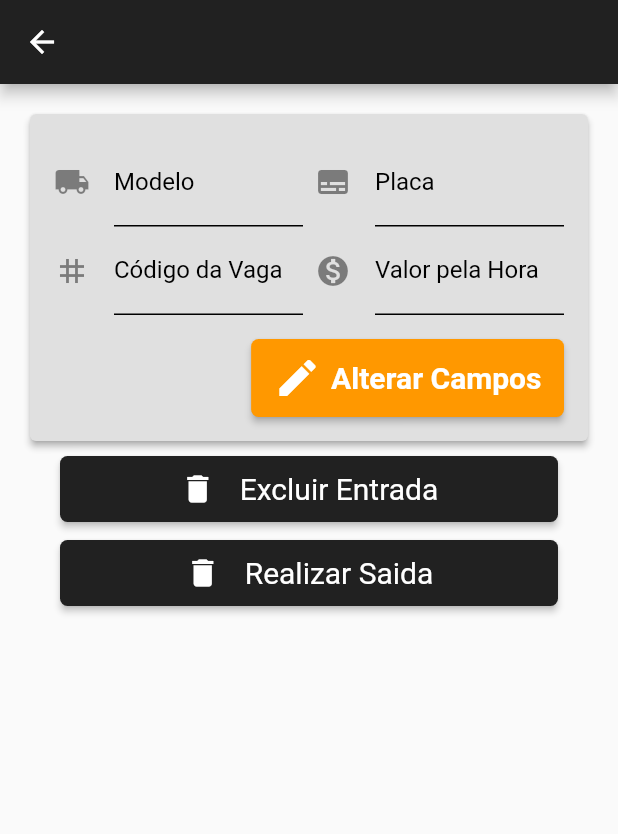
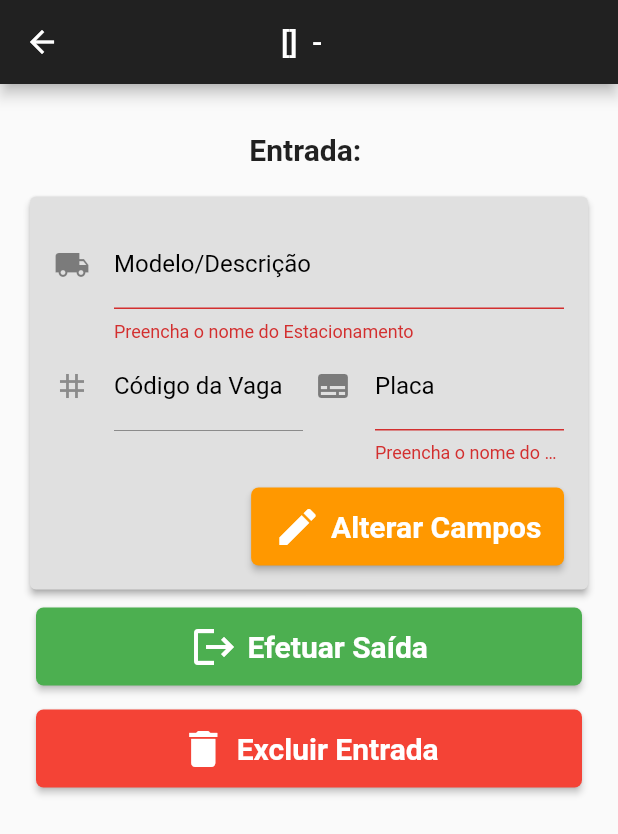
Before and after one commit to HlfDev/flutter-rarolabs-parking, a Flutter app: the EntryDetailPage screen opened directly with empty values, after a tap on "Alterar Campos", on a phone screen of 412 x 824 dp. Shown: the top 834 px of the screen. Run offline on Flutter 3.47's test engine with Material 2 defaults, Android fonts, the phone set to English and light mode, and no system bars; our stand-ins replace google_fonts; network calls fail.

Commit message:
version 0.0.7

```diff
--- a/lib/app/pages/entry/widgets/form/entry_form_widget.dart
+++ b/lib/app/pages/entry/widgets/form/entry_form_widget.dart
@@ -11,7 +11,6 @@
 }
 
 class _EntryFormWidgetState extends State<EntryFormWidget> {
-
   static String _id = 'id';
   static String _model = 'model';
   static String _plate = 'plate';
@@ -24,7 +23,6 @@
   static String _validatorLotCode = 'Selecione uma Vaga';
 
   static String _emptyText = '';
-
 
   final Map<String, dynamic> _formData = {};
   final _formKey = GlobalKey<FormState>();
@@ -186,7 +184,7 @@
                             fontWeight: FontWeight.bold,
                           )),
                       label: Text(
-                        'Realizar Entrada',
+                        'Efetuar Entrada',
                         textAlign: TextAlign.center,
                         style: TextStyle(
                           color: Colors.white,
--- a/lib/app/pages/entry_detail/entry_detail_page.dart
+++ b/lib/app/pages/entry_detail/entry_detail_page.dart
@@ -13,7 +13,8 @@
         ModalRoute.of(context)!.settings.arguments as ParkingLotModel;
     return Scaffold(
         appBar: AppBar(
-          title: Text('${parkingModel.model}'),
+          title: Text(
+              '[${parkingModel.lotCode}] ${parkingModel.model} - ${parkingModel.plate} '),
           centerTitle: true,
         ),
         body: Padding(
@@ -22,76 +23,88 @@
             children: [
               Column(
                 children: [
+                  SizedBox(height: 16),
+                  Text('Entrada: ${parkingModel.entryDate}',
+                      style: TextStyle(
+                        fontSize: 20,
+                        fontWeight: FontWeight.bold,
+                      )),
+                  SizedBox(height: 16),
                   EntryDetailFormWidget(),
-                  Padding(
-                    padding: const EdgeInsets.symmetric(
-                        horizontal: 24.0, vertical: 4.0),
-                    child: ElevatedButton(
+                  Row(
+                    children: [
+                      Expanded(
+                        child: Padding(
+                          padding: const EdgeInsets.all(8.0),
+                          child: ElevatedButton.icon(
+                            onPressed: () {},
+                            style: ElevatedButton.styleFrom(
+                                primary: Colors.green,
+                                shape: RoundedRectangleBorder(
+                                  borderRadius: BorderRadius.circular(5.0),
+                                ),
+                                padding: EdgeInsets.symmetric(
+                                    horizontal: 15, vertical: 10),
+                                textStyle: TextStyle(
+                                  fontSize: 20,
+                                  fontWeight: FontWeight.bold,
+                                )),
+                            label: Text(
+                              'Efetuar Saída',
+                              textAlign: TextAlign.center,
+                              style: TextStyle(
+                                color: Colors.white,
+                              ),
+                            ),
+                            icon: Icon(
+                              Icons.logout,
+                              color: Colors.white,
+                              size: 32,
+                            ),
+                          ),
+                        ),
+                      ),
+                    ],
+                  ),
+                  Row(
+                    children: [
+                      Expanded(
+                        child: Padding(
+                          padding: const EdgeInsets.all(8.0),
+                          child: ElevatedButton.icon(
                             onPressed: () {
-                        Provider.of<ParkingProvider>(context, listen: false)
+                              Provider.of<ParkingProvider>(context,
+                                      listen: false)
                                   .remove(parkingModel.id);
                               Navigator.of(context).pop(false);
                             },
                             style: ElevatedButton.styleFrom(
-                          primary: Colors.grey[900],
+                                primary: Colors.red,
                                 shape: RoundedRectangleBorder(
                                   borderRadius: BorderRadius.circular(5.0),
                                 ),
                                 padding: EdgeInsets.symmetric(
-                              horizontal: 10, vertical: 10),
-                          textStyle: TextStyle(fontSize: 20)),
-                      child: Row(
-                        mainAxisAlignment: MainAxisAlignment.center,
-                        children: [
-                          Icon(Icons.delete, color: Colors.white),
-                          SizedBox(
-                            width: 16.0,
-                          ),
-                          Text(
+                                    horizontal: 15, vertical: 10),
+                                textStyle: TextStyle(
+                                  fontSize: 20,
+                                  fontWeight: FontWeight.bold,
+                                )),
+                            label: Text(
                               'Excluir Entrada',
                               textAlign: TextAlign.center,
                               style: TextStyle(
                                 color: Colors.white,
                               ),
                             ),
-                        ],
+                            icon: Icon(
+                              Icons.delete,
+                              color: Colors.white,
+                              size: 32,
                             ),
                           ),
                         ),
-                  Padding(
-                    padding: const EdgeInsets.symmetric(
-                        horizontal: 24.0, vertical: 4.0),
-                    child: ElevatedButton(
-                      onPressed: () {
-                        Provider.of<ParkingProvider>(context, listen: false)
-                            .remove(parkingModel.id);
-                        Navigator.of(context).pop(false);
-                      },
-                      style: ElevatedButton.styleFrom(
-                          primary: Colors.grey[900],
-                          shape: RoundedRectangleBorder(
-                            borderRadius: BorderRadius.circular(5.0),
-                          ),
-                          padding: EdgeInsets.symmetric(
-                              horizontal: 10, vertical: 10),
-                          textStyle: TextStyle(fontSize: 20)),
-                      child: Row(
-                        mainAxisAlignment: MainAxisAlignment.center,
-                        children: [
-                          Icon(Icons.delete, color: Colors.white),
-                          SizedBox(
-                            width: 16.0,
-                          ),
-                          Text(
-                            'Realizar Saida',
-                            textAlign: TextAlign.center,
-                            style: TextStyle(
-                              color: Colors.white,
-                            ),
                       ),
                     ],
-                      ),
-                    ),
                   ),
                 ],
               ),
--- a/lib/app/pages/entry_detail/widgets/form/entry_detail_form_widget.dart
+++ b/lib/app/pages/entry_detail/widgets/form/entry_detail_form_widget.dart
@@ -1,4 +1,7 @@
 import 'package:flutter/material.dart';
+import 'package:provider/provider.dart';
+import 'package:raro_parking_challenge/app/models/parking_model.dart';
+import 'package:raro_parking_challenge/app/provider/parking_provider.dart';
 
 class EntryDetailFormWidget extends StatefulWidget {
   const EntryDetailFormWidget({Key? key}) : super(key: key);
@@ -8,9 +11,36 @@
 }
 
 class _EntryDetailFormWidgetState extends State<EntryDetailFormWidget> {
+  final _formKey = GlobalKey<FormState>();
+
+  static String _id = 'id';
+  static String _model = 'model';
+  static String _plate = 'plate';
+  static String _lotCode = 'lotCode';
+  static String _entryDate = 'entryDate';
+  static String _departureDate = 'departureDate';
+
+  final Map<String, dynamic> _formData = {};
+
+  void _loadFormData(ParkingLotModel parkingModel) {
+    _formData[_id] = parkingModel.id;
+    _formData[_model] = parkingModel.model;
+    _formData[_plate] = parkingModel.plate;
+    _formData[_lotCode] = parkingModel.lotCode;
+    _formData[_entryDate] = parkingModel.entryDate;
+    _formData[_departureDate] = parkingModel.departureDate;
+  }
+
   @override
   Widget build(BuildContext context) {
-    return Card(
+    final parkingModel =
+        ModalRoute.of(context)!.settings.arguments as ParkingLotModel;
+
+    _loadFormData(parkingModel);
+
+    return Form(
+      key: _formKey,
+      child: Card(
         color: Colors.grey[300],
         shadowColor: Colors.grey,
         elevation: 2,
@@ -22,28 +52,19 @@
                 children: [
                   Expanded(
                     child: TextFormField(
+                      initialValue: _formData[_model],
+                      validator: (value) {
+                        if (value == null || value.isEmpty) {
+                          return 'Preencha o nome do Estacionamento';
+                        }
+                        return null;
+                      },
+                      onSaved: (value) => _formData[_model] = value ?? '',
                       keyboardType: TextInputType.number,
                       cursorColor: Colors.black,
                       decoration: const InputDecoration(
                         icon: Icon(Icons.local_shipping),
-                      labelText: 'Modelo',
-                      labelStyle: TextStyle(
-                        color: Colors.black,
-                      ),
-                      enabledBorder: UnderlineInputBorder(
-                        borderSide: BorderSide(color: Colors.black),
-                      ),
-                    ),
-                  ),
-                ),
-                SizedBox(width: 8.0),
-                Expanded(
-                  child: TextFormField(
-                    keyboardType: TextInputType.number,
-                    cursorColor: Colors.black,
-                    decoration: const InputDecoration(
-                      icon: Icon(Icons.subtitles),
-                      labelText: 'Placa',
+                        labelText: 'Modelo/Descrição',
                         labelStyle: TextStyle(
                           color: Colors.black,
                         ),
@@ -59,6 +80,15 @@
                 children: [
                   Expanded(
                     child: TextFormField(
+                      enabled: false,
+                      initialValue: _formData[_lotCode],
+                      validator: (value) {
+                        if (value == null || value.isEmpty) {
+                          return 'Preencha o nome do Estacionamento';
+                        }
+                        return null;
+                      },
+                      onSaved: (value) => _formData[_lotCode] = value ?? '',
                       keyboardType: TextInputType.number,
                       cursorColor: Colors.black,
                       decoration: const InputDecoration(
@@ -76,11 +106,19 @@
                   SizedBox(width: 8.0),
                   Expanded(
                     child: TextFormField(
+                      initialValue: _formData[_plate],
+                      validator: (value) {
+                        if (value == null || value.isEmpty) {
+                          return 'Preencha o nome do Estacionamento';
+                        }
+                        return null;
+                      },
+                      onSaved: (value) => _formData[_plate] = value ?? '',
                       keyboardType: TextInputType.number,
                       cursorColor: Colors.black,
                       decoration: const InputDecoration(
-                      icon: Icon(Icons.monetization_on),
-                      labelText: 'Valor pela Hora',
+                        icon: Icon(Icons.subtitles),
+                        labelText: 'Placa',
                         labelStyle: TextStyle(
                           color: Colors.black,
                         ),
@@ -97,7 +135,22 @@
                 child: Align(
                   alignment: AlignmentDirectional.bottomEnd,
                   child: ElevatedButton.icon(
-                  onPressed: () {},
+                    onPressed: () {
+                      _formKey.currentState!.save();
+                      if (_formKey.currentState!.validate()) {
+                        Provider.of<ParkingProvider>(context, listen: false)
+                            .put(
+                          ParkingLotModel(
+                            id: _formData[_id] ?? '',
+                            departureDate: _formData[_departureDate] ?? '',
+                            entryDate: _formData[_entryDate] ?? '',
+                            lotCode: _formData[_lotCode] ?? '',
+                            model: _formData[_model] ?? '',
+                            plate: _formData[_plate] ?? '',
+                          ),
+                        );
+                      }
+                    },
                     style: ElevatedButton.styleFrom(
                         shape: RoundedRectangleBorder(
                           borderRadius: BorderRadius.circular(5.0),
@@ -126,6 +179,7 @@
             ],
           ),
         ),
+      ),
     );
   }
 }
--- a/lib/app/provider/lot_provider.dart
+++ b/lib/app/provider/lot_provider.dart
@@ -7,6 +7,9 @@
 class LotProvider with ChangeNotifier {
   static const _baseUrl =
       "https://flutter-parking-challenge-default-rtdb.firebaseio.com/";
+
+  static String _emptySpace = 'emptySpace';
+  static String _lotCode = 'lotCode';
 
   List<LotModel> _items = [];
 
@@ -25,9 +28,8 @@
     data.forEach((id, data) {
       _items.add(LotModel(
         id: id,
-        emptySpace: data['emptySpace'],
-        lotCode: data['lotCode'],
-
+        emptySpace: data[_emptySpace],
+        lotCode: data[_lotCode],
       ));
     });
     notifyListeners();
@@ -53,8 +55,8 @@
         await http.patch(
           Uri.parse("$_baseUrl/lots/${lotModel.id}.json"),
           body: json.encode({
-            "lotCode": lotModel.lotCode,
-            "emptySpace": lotModel.emptySpace,
+            _lotCode: lotModel.lotCode,
+            _emptySpace: lotModel.emptySpace,
           }),
         );
 
@@ -64,14 +66,15 @@
       final response = await http.post(
         Uri.parse("$_baseUrl/lots.json"),
         body: json.encode({
-          "lotCode": lotModel.lotCode,
-          "emptySpace": lotModel.emptySpace,
+          _lotCode: lotModel.lotCode,
+          _emptySpace: lotModel.emptySpace,
         }),
       );
 
       _items.add(LotModel(
         id: json.decode(response.body)['name'],
-        lotCode: lotModel.lotCode, emptySpace: lotModel.emptySpace,
+        lotCode: lotModel.lotCode,
+        emptySpace: lotModel.emptySpace,
       ));
     }
 
--- a/lib/app/provider/parking_provider.dart
+++ b/lib/app/provider/parking_provider.dart
@@ -9,7 +9,7 @@
       "https://flutter-parking-challenge-default-rtdb.firebaseio.com/";
 
   static String _model = 'model';
-  static String _plate = 'model';
+  static String _plate = 'plate';
   static String _entryDate = 'entryDate';
   static String _departureDate = 'departureDate';
   static String _lotCode = '_lotCode';
@@ -64,7 +64,7 @@
             _plate: parkingModel.plate,
             _lotCode: parkingModel.lotCode,
             _entryDate: parkingModel.entryDate,
-            _departureDate: parkingModel.entryDate,
+            _departureDate: parkingModel.departureDate,
           }),
         );
 
@@ -78,7 +78,7 @@
           _plate: parkingModel.plate,
           _lotCode: parkingModel.lotCode,
           _entryDate: parkingModel.entryDate,
-          _departureDate: parkingModel.entryDate,
+          _departureDate: parkingModel.departureDate,
         }),
       );
 
--- a/lib/main.dart
+++ b/lib/main.dart
@@ -1,6 +1,7 @@
 import 'package:flutter/material.dart';
+
 import 'package:raro_parking_challenge/app/core/core.dart';
 
-void main() async {
+void main() {
   runApp(AppWidget());
 }
--- a/pubspec.yaml
+++ b/pubspec.yaml
@@ -23,6 +23,8 @@
 dependencies:
   flutter:
     sdk: flutter
+
+  intl: ^0.17.0
   provider:
   http:
 
```
Also changed, not shown: pubspec.lock. Lines whose indentation alone changed are shown as unchanged.
